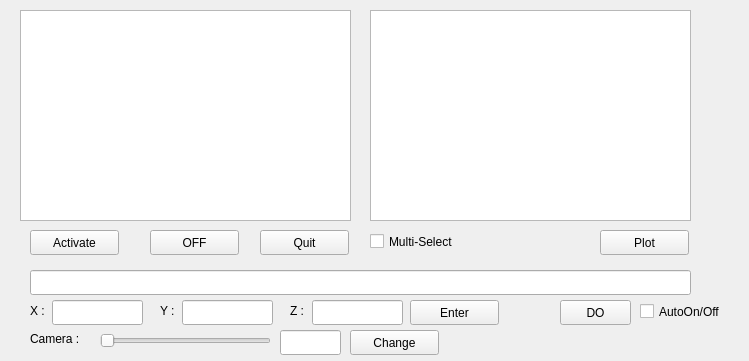
First picture: the form in rqt_aidin2/src/rqt_aidin2.ui, repository jimpark48/rqt_aidin2, before the edit.
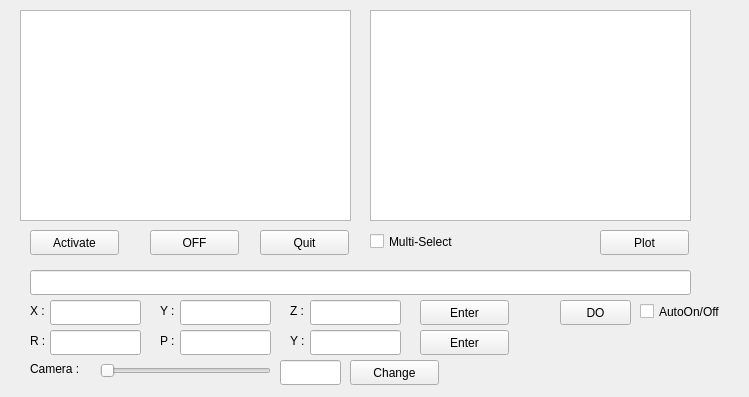
Second picture: the form after the edit.

Commit message: 190317 body rotation done

Diff of the .ui file:
```diff
--- a/rqt_aidin2/src/rqt_aidin2.ui
+++ b/rqt_aidin2/src/rqt_aidin2.ui
@@ -7,7 +7,7 @@
     <x>0</x>
     <y>0</y>
     <width>749</width>
-    <height>361</height>
+    <height>397</height>
    </rect>
   </property>
   <property name="windowTitle">
@@ -111,7 +111,7 @@
   <widget class="QLineEdit" name="lineEdit_2">
    <property name="geometry">
     <rect>
-     <x>52</x>
+     <x>50</x>
      <y>300</y>
      <width>91</width>
      <height>25</height>
@@ -121,7 +121,7 @@
   <widget class="QLineEdit" name="lineEdit_3">
    <property name="geometry">
     <rect>
-     <x>182</x>
+     <x>180</x>
      <y>300</y>
      <width>91</width>
      <height>25</height>
@@ -131,7 +131,7 @@
   <widget class="QLineEdit" name="lineEdit_4">
    <property name="geometry">
     <rect>
-     <x>312</x>
+     <x>310</x>
      <y>300</y>
      <width>91</width>
      <height>25</height>
@@ -141,7 +141,7 @@
   <widget class="QPushButton" name="pushButton_5">
    <property name="geometry">
     <rect>
-     <x>410</x>
+     <x>420</x>
      <y>300</y>
      <width>89</width>
      <height>25</height>
@@ -220,7 +220,7 @@
    <property name="geometry">
     <rect>
      <x>30</x>
-     <y>330</y>
+     <y>360</y>
      <width>67</width>
      <height>17</height>
     </rect>
@@ -233,7 +233,7 @@
    <property name="geometry">
     <rect>
      <x>280</x>
-     <y>330</y>
+     <y>360</y>
      <width>61</width>
      <height>25</height>
     </rect>
@@ -243,7 +243,7 @@
    <property name="geometry">
     <rect>
      <x>350</x>
-     <y>330</y>
+     <y>360</y>
      <width>89</width>
      <height>25</height>
     </rect>
@@ -256,7 +256,7 @@
    <property name="geometry">
     <rect>
      <x>100</x>
-     <y>330</y>
+     <y>360</y>
      <width>171</width>
      <height>21</height>
     </rect>
@@ -265,6 +265,88 @@
     <enum>Qt::Horizontal</enum>
    </property>
   </widget>
+  <widget class="QLineEdit" name="lineEdit_5">
+   <property name="geometry">
+    <rect>
+     <x>50</x>
+     <y>330</y>
+     <width>91</width>
+     <height>25</height>
+    </rect>
+   </property>
+  </widget>
+  <widget class="QLabel" name="label_5">
+   <property name="geometry">
+    <rect>
+     <x>290</x>
+     <y>330</y>
+     <width>21</width>
+     <height>21</height>
+    </rect>
+   </property>
+   <property name="text">
+    <string>Y : </string>
+   </property>
+  </widget>
+  <widget class="QLineEdit" name="lineEdit_6">
+   <property name="geometry">
+    <rect>
+     <x>180</x>
+     <y>330</y>
+     <width>91</width>
+     <height>25</height>
+    </rect>
+   </property>
+  </widget>
+  <widget class="QLabel" name="label_6">
+   <property name="geometry">
+    <rect>
+     <x>160</x>
+     <y>330</y>
+     <width>21</width>
+     <height>21</height>
+    </rect>
+   </property>
+   <property name="text">
+    <string>P :</string>
+   </property>
+  </widget>
+  <widget class="QLineEdit" name="lineEdit_7">
+   <property name="geometry">
+    <rect>
+     <x>310</x>
+     <y>330</y>
+     <width>91</width>
+     <height>25</height>
+    </rect>
+   </property>
+  </widget>
+  <widget class="QLabel" name="label_7">
+   <property name="geometry">
+    <rect>
+     <x>30</x>
+     <y>330</y>
+     <width>21</width>
+     <height>21</height>
+    </rect>
+   </property>
+   <property name="text">
+    <string>R :</string>
+   </property>
+  </widget>
+  <widget class="QPushButton" name="pushButton_7">
+   <property name="geometry">
+    <rect>
+     <x>420</x>
+     <y>330</y>
+     <width>89</width>
+     <height>25</height>
+    </rect>
+   </property>
+   <property name="text">
+    <string>Enter</string>
+   </property>
+  </widget>
  </widget>
  <resources/>
  <connections/>
```
The commit also changes 2 other files.
